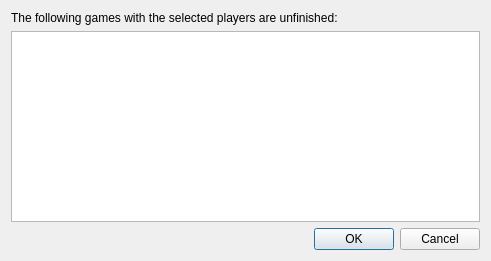
Above: src/Gui/Wizards/NewGame/chooseunfinishedgamedialog.ui from lbproductions/ProjectStats before the change. Below: the same form after it.
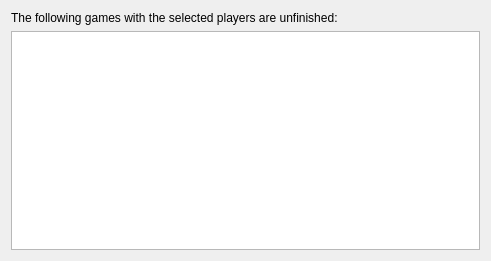
That is the form after the change.

The edit to the form file:
```diff
--- a/src/Gui/Wizards/NewGame/chooseunfinishedgamedialog.ui
+++ b/src/Gui/Wizards/NewGame/chooseunfinishedgamedialog.ui
@@ -1,7 +1,7 @@
 <?xml version="1.0" encoding="UTF-8"?>
 <ui version="4.0">
  <class>ChooseUnfinishedGameDialog</class>
- <widget class="QDialog" name="ChooseUnfinishedGameDialog">
+ <widget class="QWizardPage" name="ChooseUnfinishedGameDialog">
   <property name="geometry">
    <rect>
     <x>0</x>
@@ -24,16 +24,6 @@
    <item>
     <widget class="QListWidget" name="listWidget"/>
    </item>
-   <item>
-    <widget class="QDialogButtonBox" name="buttonBox">
-     <property name="orientation">
-      <enum>Qt::Horizontal</enum>
-     </property>
-     <property name="standardButtons">
-      <set>QDialogButtonBox::Cancel|QDialogButtonBox::Ok</set>
-     </property>
-    </widget>
-   </item>
   </layout>
  </widget>
  <resources/>
```
Left out of the diff: 35 changed lines with no effect on the pictures.
